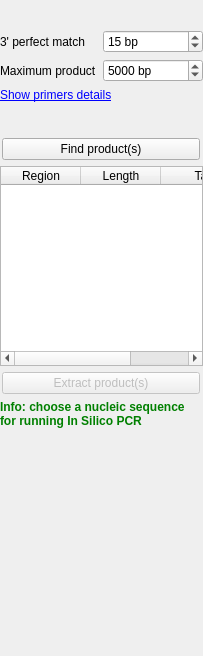
Qt form src/plugins/pcr/src/ui/InSilicoPcrOptionPanelWidget.ui (violethaze74/ugene) before a commit.
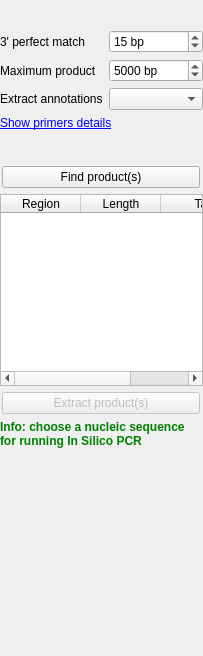
The same form after that commit. Custom widgets are drawn as their Qt base class.

Commit message: UGENE-4584: annotations in PCR product

Diff of the .ui file:
```diff
--- a/src/plugins/pcr/src/ui/InSilicoPcrOptionPanelWidget.ui
+++ b/src/plugins/pcr/src/ui/InSilicoPcrOptionPanelWidget.ui
@@ -120,6 +120,20 @@
            </property>
           </widget>
          </item>
+         <item row="2" column="0">
+          <widget class="QLabel" name="label_2">
+           <property name="text">
+            <string>Extract annotations</string>
+           </property>
+          </widget>
+         </item>
+         <item row="2" column="1">
+          <widget class="QComboBox" name="annsComboBox">
+           <property name="sizeAdjustPolicy">
+            <enum>QComboBox::AdjustToMinimumContentsLength</enum>
+           </property>
+          </widget>
+         </item>
         </layout>
        </widget>
       </item>
```
Left out of the diff: 44 changed lines with no effect on the pictures. The commit also changes 8 other files.
